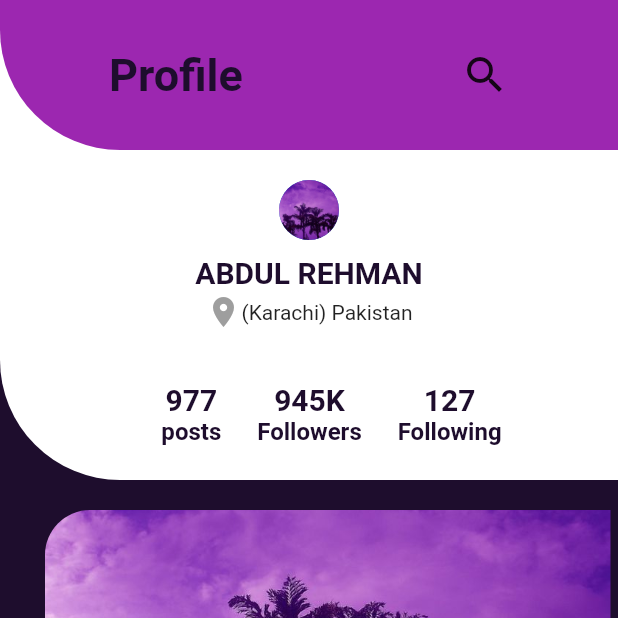
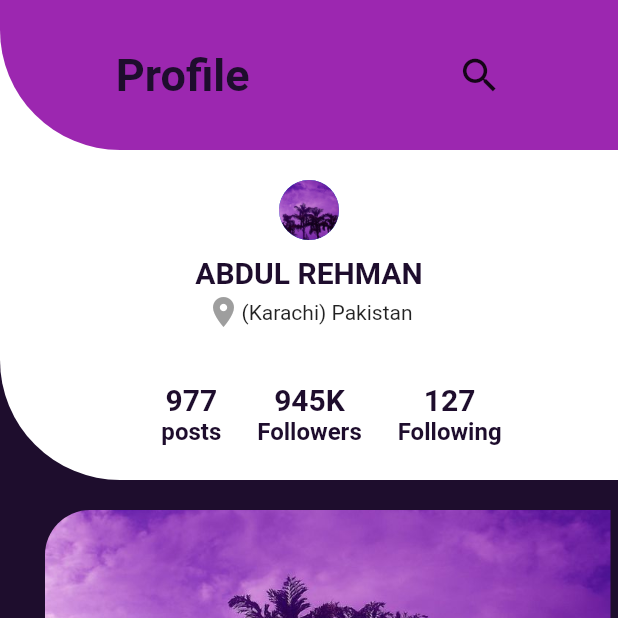
Before and after one commit to AbdulRehman-araw/Flutter_UI_Designs, a Flutter app: the screen it shows after launch, on a phone screen of 412 x 824 dp, the top half of it. Run offline on Flutter 3.47's test engine with Material 2 defaults, Android fonts, the phone set to English and light mode, and no system bars.

Commit message:
UI Design 1

```diff
--- a/lib/appbar.dart
+++ b/lib/appbar.dart
@@ -11,18 +11,21 @@ class MyAppBar extends StatelessWidget {
       decoration: BoxDecoration(
           color: Colors.purple,
           borderRadius: BorderRadius.only(bottomLeft: Radius.circular(80.0))),
+      child: Padding(
+        padding: const EdgeInsets.all(8.0),
         child: Row(
           mainAxisAlignment: MainAxisAlignment.spaceAround,
           children: [
             Text(
-            'Profile',
+              "Profile",
               style: titleText,
             ),
             Icon(
               Icons.search,
-            size: 32.0,
-          )
+              size: 30.0,
+            ),
           ],
+        ),
       ),
     );
   }
--- a/lib/main.dart
+++ b/lib/main.dart
@@ -19,12 +19,15 @@ class MyApp extends StatelessWidget {
       debugShowCheckedModeBanner: false,
       home: Scaffold(
         backgroundColor: Color(0xff1e0d2d),
-        body: ListView(children: [
-          Stack(children: [
-            MyPost(),
-            MyProfile(), //profile
-            MyAppBar() //appbar
-          ]),
+        body: Stack(children: [
+          ListView(
+            children: [
+              MyPost(),
+            ],
+          ),
+          MyProfile(), //profile
+          MyAppBar(),
+          //appbar
         ]),
       ),
     );
--- a/lib/post.dart
+++ b/lib/post.dart
@@ -1,8 +1,5 @@
-import 'dart:ffi';
-
 import 'package:flutter/material.dart';
 import 'package:intro/singlepost.dart';
-import 'package:intro/styling.dart';
 
 class MyPost extends StatelessWidget {
   const MyPost({Key? key}) : super(key: key);
```
Lines whose indentation alone changed are shown as unchanged.
